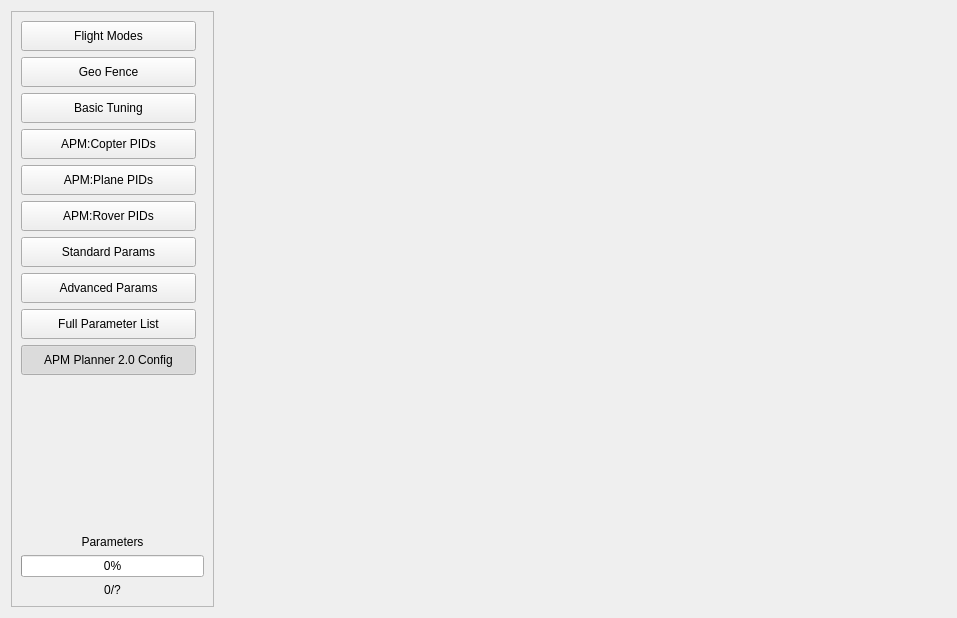
ArduPilot/apm_planner, file src/ui/configuration/ApmSoftwareConfig.ui: the form before one commit.
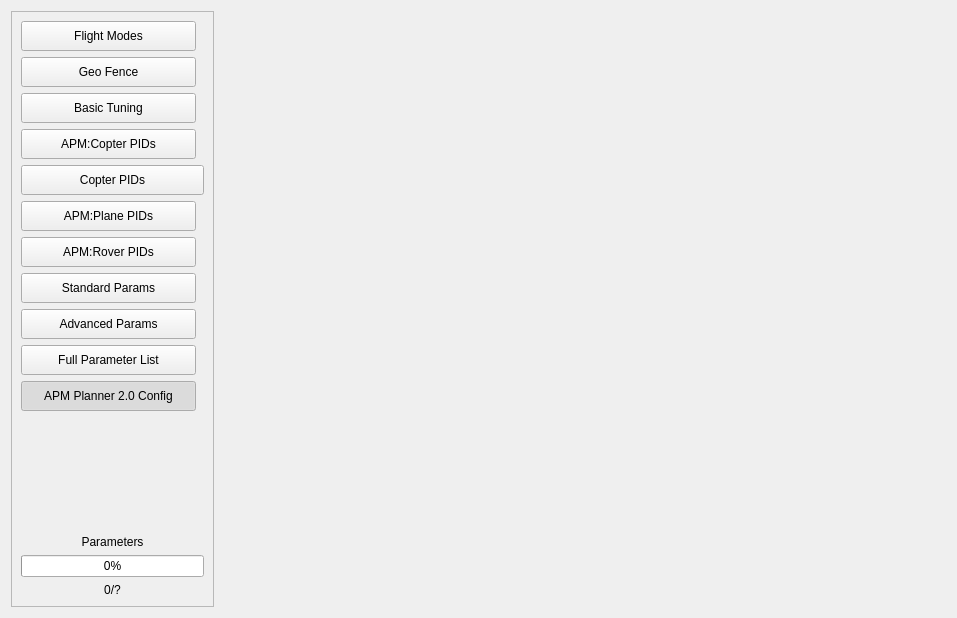
The form after the commit.

Commit message: Extended Config: Add new Copter PID tuning view for Copter3.3+

What changed in the file:
```diff
--- a/src/ui/configuration/ApmSoftwareConfig.ui
+++ b/src/ui/configuration/ApmSoftwareConfig.ui
@@ -146,6 +146,19 @@
            </property>
           </widget>
          </item>
+         <item>
+          <widget class="QPushButton" name="copterPidButton">
+           <property name="minimumSize">
+            <size>
+             <width>175</width>
+             <height>30</height>
+            </size>
+           </property>
+           <property name="text">
+            <string>Copter PIDs</string>
+           </property>
+          </widget>
+         </item>
          <item>
           <widget class="QPushButton" name="arduPlanePidButton">
            <property name="minimumSize">
```
The commit also changes 6 other files.
